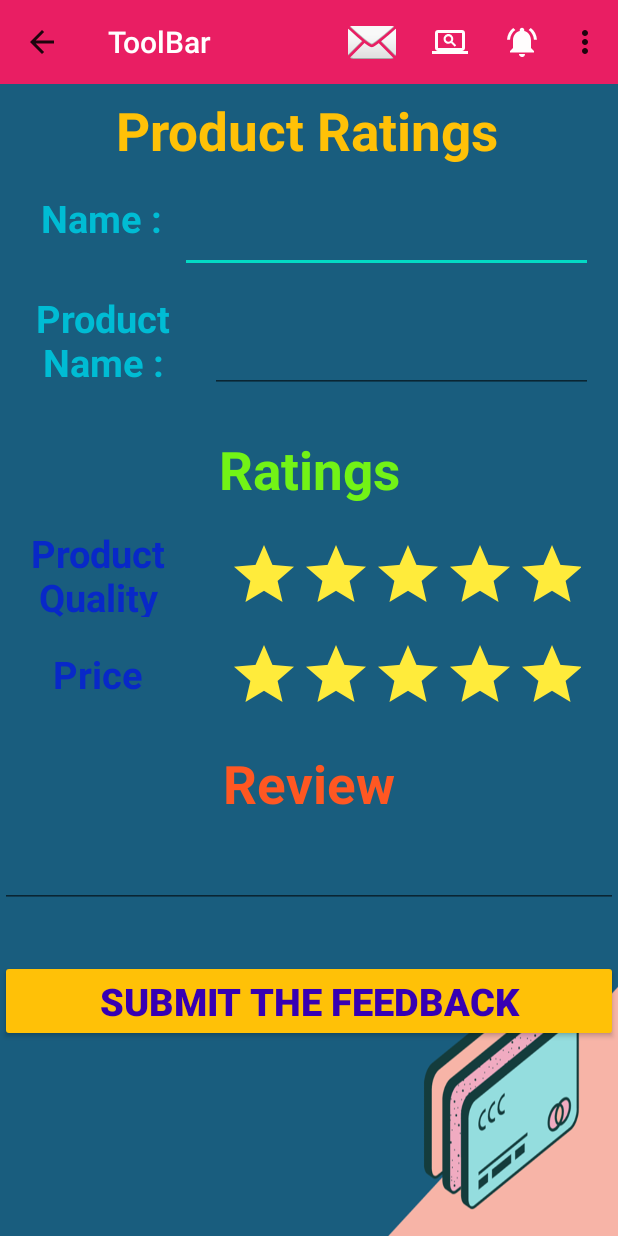
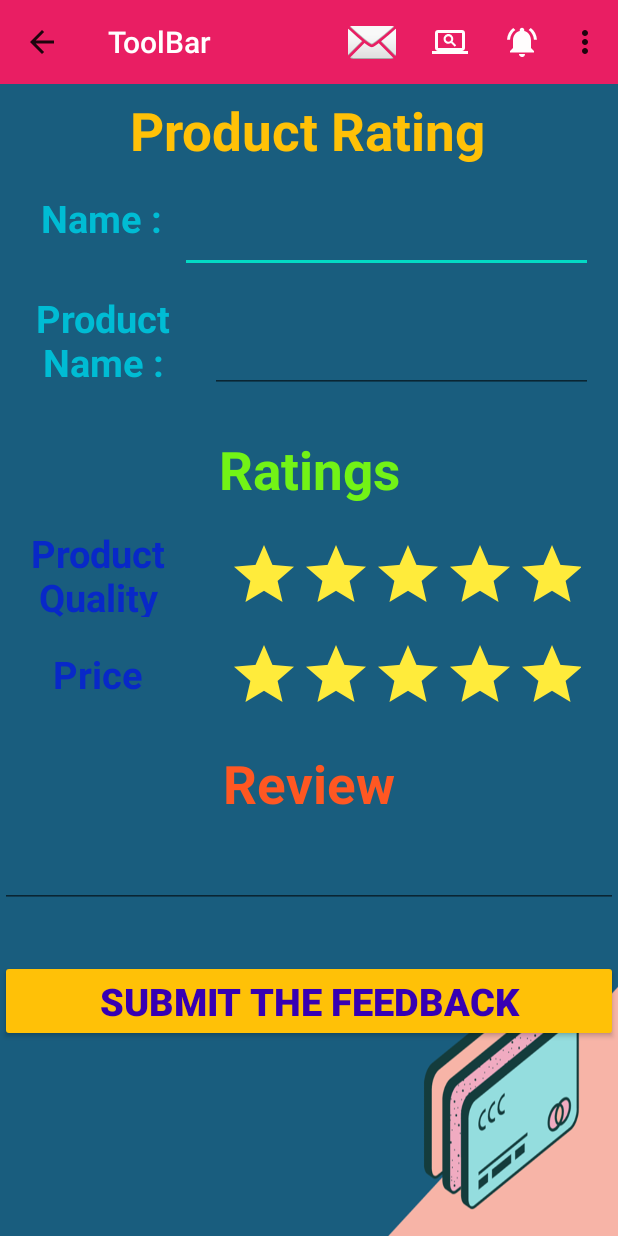
Before and after one commit to naval23/CSE225_Assignment1_CA1, an Android app: the MainActivity2 screen opened directly, with no data from a screen before it, on a phone screen of 412 x 824 dp. Run offline under Robolectric (Android 15) with nearby library versions, the phone set to English and light mode, and no system bars.

Commit message:
First Commit

```diff
--- a/app/src/main/res/layout/activity_main2.xml
+++ b/app/src/main/res/layout/activity_main2.xml
@@ -26,7 +26,7 @@
         android:layout_height="63dp"
         android:layout_marginTop="55dp"
         android:gravity="center"
-        android:text="Product Ratings"
+        android:text="Product Rating"
         android:textAlignment="center"
         android:textColor="#FFC107"
         android:textSize="35dp"
```
